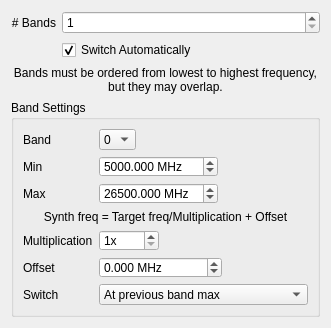
The window that synthsettingswidget.ui (kncrabtree/qtftm) describes before a commit, drawn with Qt 5.
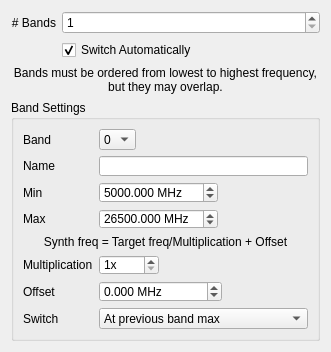
The same window after the commit.

Commit message: Allow user to name bands for synths

```diff
--- a/synthsettingswidget.ui
+++ b/synthsettingswidget.ui
@@ -7,7 +7,7 @@
     <x>0</x>
     <y>0</y>
     <width>331</width>
-    <height>328</height>
+    <height>345</height>
    </rect>
   </property>
   <property name="windowTitle">
@@ -95,14 +95,14 @@
         </item>
        </widget>
       </item>
-      <item row="1" column="0">
+      <item row="2" column="0">
        <widget class="QLabel" name="minLabel">
         <property name="text">
          <string>Min</string>
         </property>
        </widget>
       </item>
-      <item row="1" column="1">
+      <item row="2" column="1">
        <widget class="QDoubleSpinBox" name="minDoubleSpinBox">
         <property name="suffix">
          <string> MHz</string>
@@ -124,14 +124,14 @@
         </property>
        </widget>
       </item>
-      <item row="2" column="0">
+      <item row="3" column="0">
        <widget class="QLabel" name="maxLabel">
         <property name="text">
          <string>Max</string>
         </property>
        </widget>
       </item>
-      <item row="2" column="1">
+      <item row="3" column="1">
        <widget class="QDoubleSpinBox" name="maxDoubleSpinBox">
         <property name="suffix">
          <string> MHz</string>
@@ -153,7 +153,7 @@
         </property>
        </widget>
       </item>
-      <item row="3" column="0" colspan="2">
+      <item row="4" column="0" colspan="2">
        <widget class="QLabel" name="freqCalcLabel">
         <property name="text">
          <string>Synth freq = Target freq/Multiplication + Offset</string>
@@ -163,14 +163,14 @@
         </property>
        </widget>
       </item>
-      <item row="4" column="0">
+      <item row="5" column="0">
        <widget class="QLabel" name="multLabel">
         <property name="text">
          <string>Multiplication</string>
         </property>
        </widget>
       </item>
-      <item row="4" column="1">
+      <item row="5" column="1">
        <widget class="QSpinBox" name="multSpinBox">
         <property name="suffix">
          <string>x</string>
@@ -183,14 +183,14 @@
         </property>
        </widget>
       </item>
-      <item row="5" column="0">
+      <item row="6" column="0">
        <widget class="QLabel" name="offsetLabel">
         <property name="text">
          <string>Offset</string>
         </property>
        </widget>
       </item>
-      <item row="5" column="1">
+      <item row="6" column="1">
        <widget class="QDoubleSpinBox" name="offsetDoubleSpinBox">
         <property name="suffix">
          <string> MHz</string>
@@ -206,14 +206,14 @@
         </property>
        </widget>
       </item>
-      <item row="7" column="0">
+      <item row="8" column="0">
        <widget class="QLabel" name="switchLabel">
         <property name="text">
          <string>Switch</string>
         </property>
        </widget>
       </item>
-      <item row="7" column="1">
+      <item row="8" column="1">
        <widget class="QComboBox" name="switchComboBox">
         <property name="sizePolicy">
          <sizepolicy hsizetype="MinimumExpanding" vsizetype="Fixed">
@@ -233,6 +233,16 @@
         </item>
        </widget>
       </item>
+      <item row="1" column="0">
+       <widget class="QLabel" name="nameLabel">
+        <property name="text">
+         <string>Name</string>
+        </property>
+       </widget>
+      </item>
+      <item row="1" column="1">
+       <widget class="QLineEdit" name="bandNameLineEdit"/>
+      </item>
      </layout>
     </widget>
    </item>
```
The commit also changes 1 other file.
